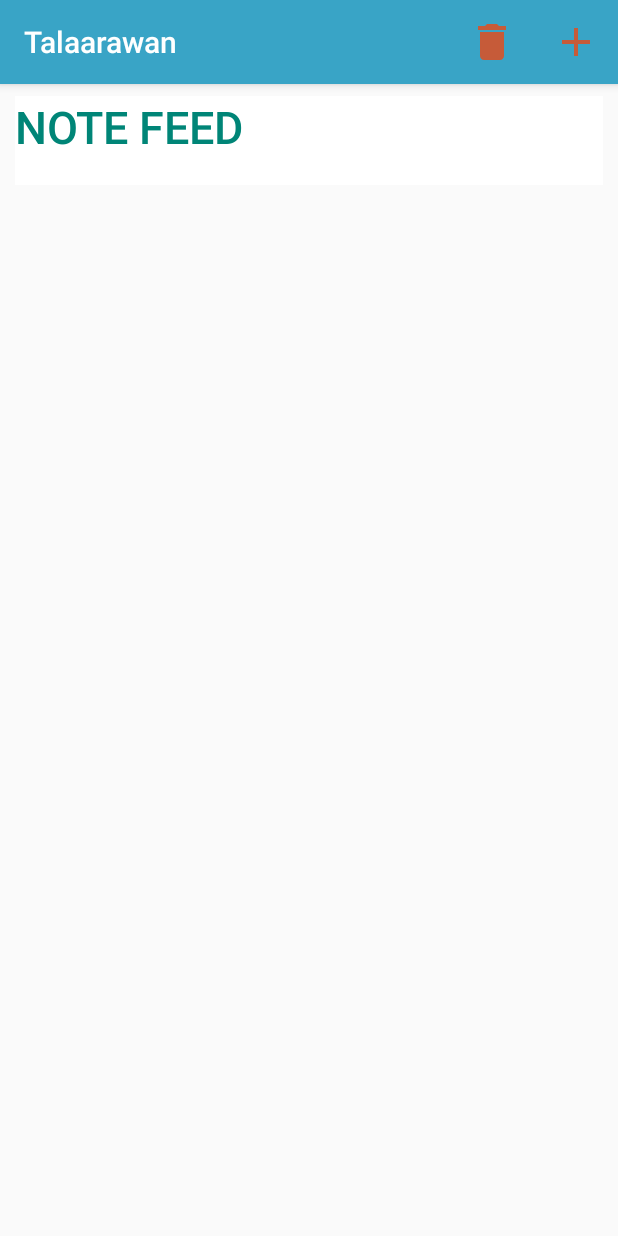
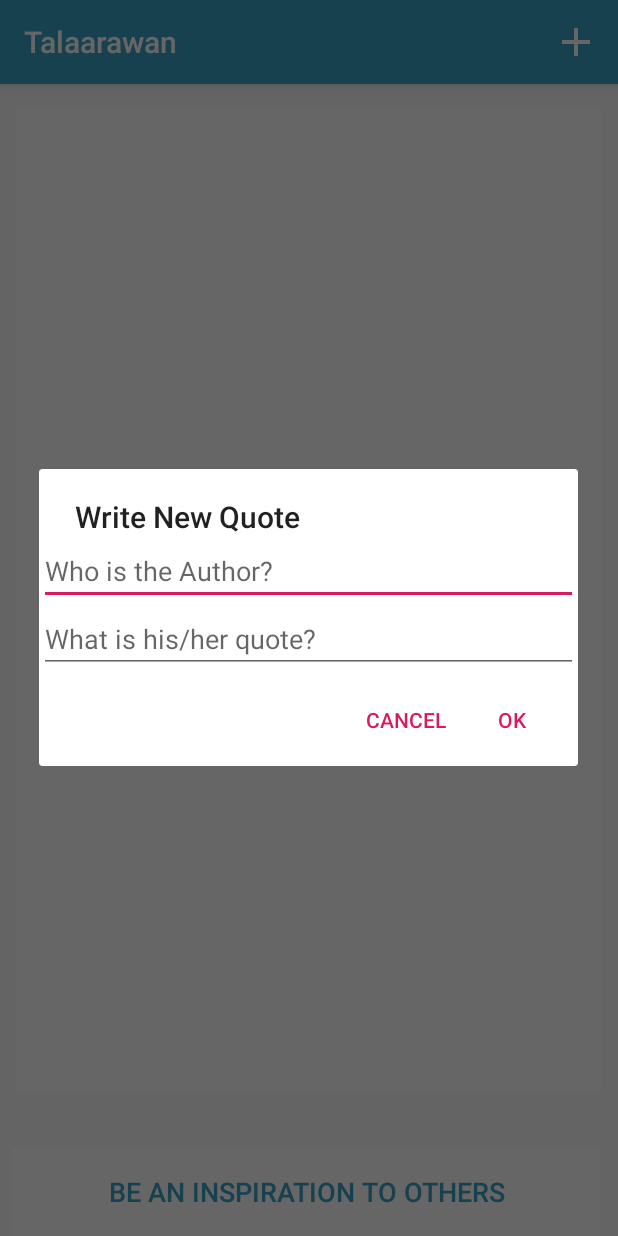
Before and after one commit to angnash/talaarawan, an Android app: the screen it shows after launch (MainActivity), after a tap on "Talaarawan", on a phone screen of 412 x 824 dp. Run offline under Robolectric (Android 15) with nearby library versions, the phone set to English and light mode, and no system bars; our stand-ins replace Firebase (no records; nobody signed in at launch, a user with empty details on screens opened directly).

Commit message:
Final version of Nash Ang's first android application, "Talaarawan"

```diff
--- a/app/src/main/java/com/pinoyseoul/talaarawan/MainActivity.java
+++ b/app/src/main/java/com/pinoyseoul/talaarawan/MainActivity.java
@@ -93,7 +93,7 @@ public class MainActivity extends AppCompatActivity {
             @Override
             public void onClick(View view) {
 
-                Toast.makeText(MainActivity.this, "This is the Note Feed", Toast.LENGTH_SHORT).show();
+                Toast.makeText(MainActivity.this, "This application is created by Nash Ang.", Toast.LENGTH_SHORT).show();
 
             }
 
@@ -112,7 +112,7 @@ public class MainActivity extends AppCompatActivity {
 
                 String valueKey = dataSnapshot.getKey();
                 String value = dataSnapshot.getValue(String.class);
-                arrayadapter.add("TITLE: " + valueKey + "\n\n" + value);
+                arrayadapter.add("AUTHOR: " + valueKey + "\n\n" + value);
                 Log.d("test", "Value is: " + valueKey + " " + value);
 
             }
@@ -179,15 +179,15 @@ public class MainActivity extends AppCompatActivity {
         AlertDialog.Builder builder = new AlertDialog.Builder(this);
         LinearLayout linLayout = new LinearLayout(this);
         linLayout.setOrientation(LinearLayout.VERTICAL);
-        builder.setTitle("Create New Note");
+        builder.setTitle("Write New Quote");
         builder.setView(linLayout);
 
         final EditText textField1 = new EditText(this);
-        textField1.setHint("Add Title Here");
+        textField1.setHint("Who is the Author?");
         linLayout.addView(textField1);
 
         final EditText textField2 = new EditText(this);
-        textField2.setHint("Add New Note Here");
+        textField2.setHint("What is his/her quote?");
         linLayout.addView(textField2);
 
         builder.setPositiveButton("OK", new DialogInterface.OnClickListener() {
--- a/app/src/main/res/drawable/ic_add_black_24dp.xml
+++ b/app/src/main/res/drawable/ic_add_black_24dp.xml
@@ -1,4 +1,4 @@
-<vector android:height="32dp" android:tint="#C65B39"
+<vector android:height="32dp" android:tint="#FFFFFF"
     android:viewportHeight="24.0" android:viewportWidth="24.0"
     android:width="32dp" xmlns:android="http://schemas.android.com/apk/res/android">
     <path android:fillColor="#FF000000" android:pathData="M19,13h-6v6h-2v-6H5v-2h6V5h2v6h6v2z"/>
--- a/app/src/main/res/layout/activity_main.xml
+++ b/app/src/main/res/layout/activity_main.xml
@@ -8,16 +8,16 @@
 
     <ListView
         android:id="@+id/listView"
-        android:layout_width="388dp"
-        android:layout_height="669dp"
+        android:layout_width="390dp"
+        android:layout_height="656dp"
         android:layout_marginStart="8dp"
-        android:layout_marginTop="8dp"
+        android:layout_marginTop="16dp"
         android:layout_marginEnd="8dp"
-        android:layout_marginBottom="8dp"
-        app:layout_constraintBottom_toBottomOf="parent"
+        android:background="#ffffff"
         app:layout_constraintEnd_toEndOf="parent"
+        app:layout_constraintHorizontal_bias="0.421"
         app:layout_constraintStart_toStartOf="parent"
-        app:layout_constraintTop_toBottomOf="@+id/noteFeedButton" />
+        app:layout_constraintTop_toTopOf="parent" />
 
     <Button
         android:id="@+id/noteFeedButton"
@@ -25,14 +25,15 @@
         android:layout_width="392dp"
         android:layout_height="59dp"
         android:layout_marginStart="8dp"
-        android:layout_marginTop="8dp"
         android:layout_marginEnd="8dp"
         android:background="#ffffff"
-        android:gravity="start"
+        android:gravity="clip_horizontal|center_horizontal|center_vertical"
         android:text="@string/view_text"
-        android:textColor="@color/colorPrimary"
-        android:textSize="30sp"
+        android:textAlignment="center"
+        android:textColor="#39a4c6"
+        android:textSize="18sp"
+        app:layout_constraintBottom_toBottomOf="parent"
         app:layout_constraintEnd_toEndOf="parent"
-        app:layout_constraintStart_toStartOf="parent"
-        app:layout_constraintTop_toTopOf="parent" />
+        app:layout_constraintHorizontal_bias="0.0"
+        app:layout_constraintStart_toStartOf="parent" />
 </android.support.constraint.ConstraintLayout>
--- a/app/src/main/res/menu/item_menu.xml
+++ b/app/src/main/res/menu/item_menu.xml
@@ -2,15 +2,6 @@
 <menu xmlns:android="http://schemas.android.com/apk/res/android"
     xmlns:app="http://schemas.android.com/apk/res-auto">
 
-    <item
-        android:id="@+id/deleteButton"
-        android:title="@string/app_name"
-        android:icon="@drawable/ic_delete_black_24dp"
-        android:layout_width="32dp"
-        android:layout_height="32dp"
-        app:showAsAction="always"
-
-        />
 
     <item
         android:id="@+id/plusButton"
--- a/app/src/main/res/values/ic_launcher_background.xml
+++ b/app/src/main/res/values/ic_launcher_background.xml
@@ -1,4 +1,4 @@
 <?xml version="1.0" encoding="utf-8"?>
 <resources>
-    <color name="ic_launcher_background">#C65B39</color>
+    <color name="ic_launcher_background">#39A4C6</color>
 </resources>
--- a/app/src/main/res/values/strings.xml
+++ b/app/src/main/res/values/strings.xml
@@ -4,5 +4,5 @@
     <string name="name2">Name</string>
     <string name="testButton">test button</string>
     <string name="add_button">Test Button</string>
-    <string name="view_text">NOTE FEED</string>
+    <string name="view_text">Be an inspiration to others</string>
 </resources>
```
Also changed, not shown: app/build.gradle (+10 -2 lines), app/src/main/res/drawable/ic_launcher_foreground.xml (+6 -6 lines), app/src/main/ic_launcher-web.png, app/src/main/res/mipmap-hdpi/ic_launcher.png, app/src/main/res/mipmap-hdpi/ic_launcher_round.png, app/src/main/res/mipmap-mdpi/ic_launcher.png, app/src/main/res/mipmap-mdpi/ic_launcher_round.png, app/src/main/res/mipmap-xhdpi/ic_launcher.png, app/src/main/res/mipmap-xhdpi/ic_launcher_round.png, app/src/main/res/mipmap-xxhdpi/ic_launcher.png, app/src/main/res/mipmap-xxhdpi/ic_launcher_round.png, app/src/main/res/mipmap-xxxhdpi/ic_launcher.png, app/src/main/res/mipmap-xxxhdpi/ic_launcher_round.png, 2 other files.
